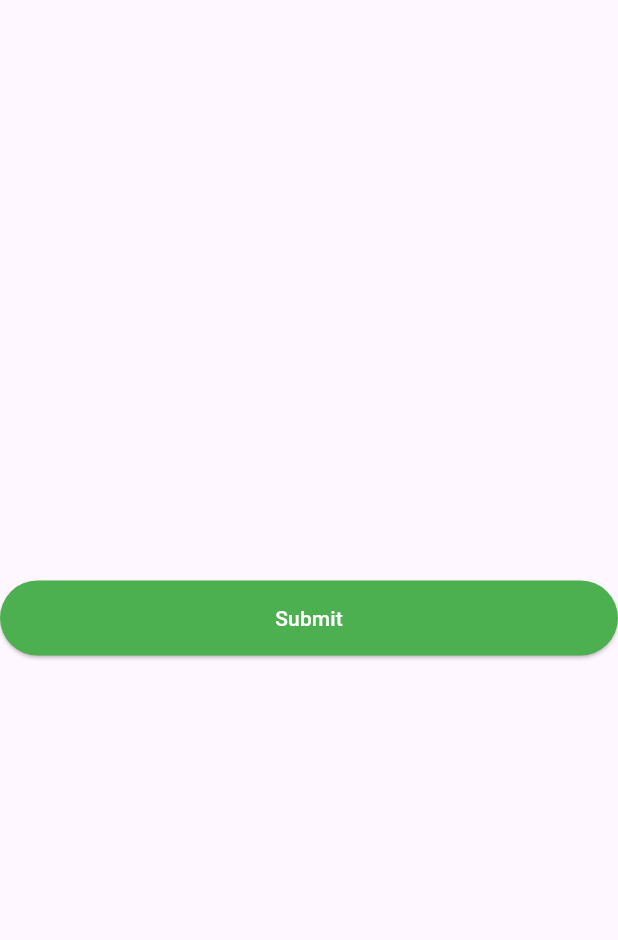
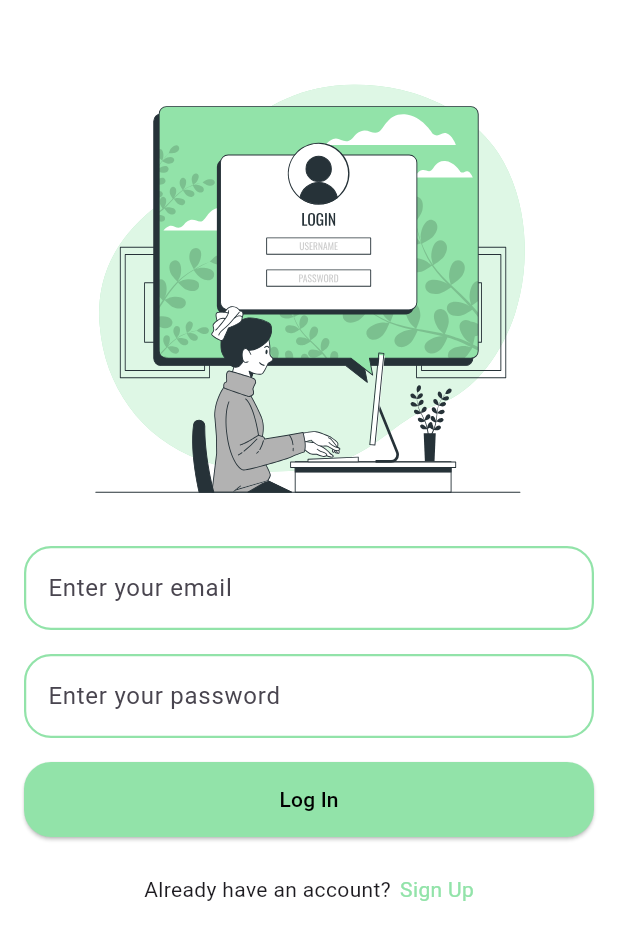
Before and after one commit to Ashrafulalkh/todo_app, a Flutter app: the screen it shows after launch, on a phone screen of 412 x 824 dp. Shown: the top 940 px of the screen. Run offline on Flutter 3.47's test engine with Material 3 defaults, Android fonts, the phone set to English and light mode, and no system bars; our stand-ins replace flutter_slidable, flutter_spinkit, flutter_svg, get, lottie, supabase_flutter; accounts and stored records are empty.

Commit message:
-Many changes has done -Sign in screen added -Sign up screen added

```diff
--- a/lib/app.dart
+++ b/lib/app.dart
@@ -1,6 +1,8 @@
 import 'package:flutter/material.dart';
 import 'package:get/get.dart';
+import 'package:todo_app/controller_binder.dart';
 import 'package:todo_app/ui/screens/splash_screen.dart';
+import 'package:todo_app/ui/utils/app_colors.dart';
 
 
 class TodoApp extends StatelessWidget {
@@ -10,6 +12,7 @@ class TodoApp extends StatelessWidget {
   Widget build(BuildContext context) {
     return GetMaterialApp(
       home: const SplashScreen(),
+      initialBinding: ControllerBinder(),
       theme: _buildLightTheme(),
     );
   }
@@ -18,31 +21,34 @@ class TodoApp extends StatelessWidget {
     return ThemeData(
       appBarTheme: const AppBarTheme(
         elevation: 5,
-        backgroundColor: Colors.green,
+        backgroundColor: AppColors.themeColor,
         foregroundColor: Colors.white,
       ),
       inputDecorationTheme: InputDecorationTheme(
         enabledBorder: OutlineInputBorder(
           borderRadius: BorderRadius.circular(18),
-          borderSide: const BorderSide(width: 1,color: Colors.green),
+          borderSide: const BorderSide(width: 1.5,color: AppColors.themeColor),
         ),
         focusedBorder: OutlineInputBorder(
           borderRadius: BorderRadius.circular(18),
-          borderSide: const BorderSide(width: 1,color: Colors.green),
+          borderSide: const BorderSide(width: 1.5,color: AppColors.themeColor),
         ),
         errorBorder: OutlineInputBorder(
           borderRadius: BorderRadius.circular(18),
-          borderSide: const BorderSide(width: 1,color: Colors.red),
+          borderSide: const BorderSide(width: 1.5,color: Colors.red),
         ),
         focusedErrorBorder: OutlineInputBorder(
             borderRadius: BorderRadius.circular(18),
-            borderSide: const BorderSide(width: 1,color: Colors.red),
+            borderSide: const BorderSide(width: 1.5,color: Colors.red),
         ),
       ),
       elevatedButtonTheme: ElevatedButtonThemeData(
         style: ElevatedButton.styleFrom(
-          backgroundColor: Colors.green,
-          foregroundColor: Colors.white,
+          backgroundColor: AppColors.themeColor,
+          foregroundColor: Colors.black,
+          shape: RoundedRectangleBorder(
+            borderRadius: BorderRadius.circular(18),
+          ),
           fixedSize: const Size.fromWidth(double.maxFinite),
           padding: const EdgeInsets.symmetric(vertical: 15),
         ),
--- /dev/null
+++ b/lib/controller_binder.dart
@@ -0,0 +1,9 @@
+import 'package:get/get.dart';
+import 'package:todo_app/ui/state_holders/auth/sign_up_controller.dart';
+
+class ControllerBinder extends Bindings {
+  @override
+  void dependencies() {
+    Get.put(SignUpController());
+  }
+}
--- a/lib/main.dart
+++ b/lib/main.dart
@@ -1,7 +1,7 @@
 import 'package:flutter/material.dart';
 import 'package:todo_app/app.dart';
-import 'package:todo_app/ui/utlis/const.dart';
 import 'package:supabase_flutter/supabase_flutter.dart';
+import 'package:todo_app/ui/utils/const.dart';
 
 Future<void> main() async{
   await Supabase.initialize(url: supabaseUrl, anonKey: supabaseKey);
--- a/lib/ui/screens/auth/sign_in_screen.dart
+++ b/lib/ui/screens/auth/sign_in_screen.dart
@@ -1,6 +1,10 @@
 import 'package:flutter/material.dart';
 import 'package:get/get.dart';
+import 'package:todo_app/ui/screens/auth/Sign_up_screen.dart';
 import 'package:todo_app/ui/screens/todo_list/todo_list_screen.dart';
+import 'package:todo_app/ui/utils/app_colors.dart';
+import 'package:todo_app/ui/utils/assets_path.dart';
+import 'package:todo_app/ui/widgets/package%20widget/svg%20package/svg_picture.dart';
 
 class SignInScreen extends StatelessWidget {
   const SignInScreen({super.key});
@@ -8,10 +12,65 @@ class SignInScreen extends StatelessWidget {
   @override
   Widget build(BuildContext context) {
     return Scaffold(
-      body: Center(
-        child: ElevatedButton(onPressed: () {
-          Get.offAll(() => const TodoListScreen());
-        }, child: const Text('Submit')),
+      backgroundColor: Colors.white,
+      body: Padding(
+        padding: const EdgeInsets.symmetric(horizontal: 16, vertical: 6),
+        child: Column(
+          children: [
+            const SizedBox(
+              height: 38,
+            ),
+            const SvgPictureWidget(
+              assetPath: AssetsPath.signInImage,
+              height: 300,
+            ),
+            const SizedBox(
+              height: 20,
+            ),
+            TextFormField(
+              decoration: const InputDecoration(
+                hintText: 'Enter your email',
+              ),
+            ),
+            const SizedBox(
+              height: 16,
+            ),
+            TextFormField(
+              decoration:
+                  const InputDecoration(hintText: 'Enter your password'),
+            ),
+            const SizedBox(
+              height: 16,
+            ),
+            ElevatedButton(
+              onPressed: () {
+                Get.offAll(() => const TodoListScreen());
+              },
+              child: const Text('Log In'),
+            ),
+            const SizedBox(
+              height: 25,
+            ),
+            Row(
+              mainAxisAlignment: MainAxisAlignment.center,
+              children: [
+                const Text('Already have an account?'),
+                const SizedBox(
+                  width: 6,
+                ),
+                GestureDetector(
+                  onTap: () {
+                    Get.to(() => const SignUpScreen());
+                  },
+                  child: const Text(
+                    'Sign Up',
+                    style: TextStyle(color: AppColors.themeColor),
+                  ),
+                ),
+              ],
+            ),
+          ],
+        ),
       ),
     );
   }
--- a/lib/ui/screens/splash_screen.dart
+++ b/lib/ui/screens/splash_screen.dart
@@ -12,6 +12,7 @@ class _SplashScreenState extends State<SplashScreen> {
   @override
   Widget build(BuildContext context) {
     return const Scaffold(
+      backgroundColor: Colors.white,
       body: SplashWidget(),
     );
   }
--- /dev/null
+++ b/lib/ui/state_holders/auth/sign_up_controller.dart
@@ -0,0 +1,44 @@
+import 'dart:developer';
+
+import 'package:get/get.dart';
+import 'package:todo_app/ui/utils/const.dart';
+
+class SignUpController extends GetxController {
+  bool _inProgress = false;
+
+  bool get inProgress => _inProgress;
+
+  Future<bool> signUp(
+      String firstName, String lastName, String email, String password) async {
+    bool isSuccess = false;
+
+    _inProgress = true;
+    update();
+
+    final response =
+        await supabase.auth.signUp(password: password, email: email);
+
+    final id = response.user?.id;
+
+    if (id != null) {
+      isSuccess = true;
+      await supabase.from('user_profiles').insert(
+        {
+          'id': id,
+          'first_name': firstName,
+          'last_name': lastName,
+          'email': email,
+          'password': password,
+          'created_at': DateTime.now().toIso8601String(),
+        },
+      );
+      log('Successful');
+    } else {
+      log('Insert data failed!!');
+    }
+
+    _inProgress = false;
+    update();
+    return isSuccess;
+  }
+}
--- /dev/null
+++ b/lib/ui/utils/app_colors.dart
@@ -0,0 +1,5 @@
+import 'dart:ui';
+
+class AppColors {
+  static const Color themeColor = Color(0xFF92E3A9);
+}
--- /dev/null
+++ b/lib/ui/utils/assets_path.dart
@@ -0,0 +1,10 @@
+class AssetsPath {
+  static const _basePath = 'assets';
+  static const _authImagePath = '$_basePath/auth';
+  static const _lottiePath = '$_basePath/lottie';
+
+
+  static const signInImage = '$_authImagePath/sign_in.svg';
+  static const signUpImage = '$_authImagePath/sign_up.svg';
+
+}
--- /dev/null
+++ b/lib/ui/utils/const.dart
@@ -0,0 +1,6 @@
+import 'package:supabase_flutter/supabase_flutter.dart';
+
+const supabaseUrl = 'https://fbocosfqgwkztbbdqrdu.supabase.co';
+const supabaseKey = 'eyJhbGciOiJIUzI1NiIsInR5cCI6IkpXVCJ9.eyJpc3MiOiJzdXBhYmFzZSIsInJlZiI6ImZib2Nvc2ZxZ3drenRiYmRxcmR1Iiwicm9sZSI6ImFub24iLCJpYXQiOjE3MzQ2MjUyOTcsImV4cCI6MjA1MDIwMTI5N30.-Kp61nNNlYANs3MmeggS0Kv9tM-xOrxfinDcy0J9Vxs';
+
+final supabase = Supabase.instance.client;
--- a/lib/ui/utlis/const.dart
+++ /dev/null
@@ -1,2 +0,0 @@
-const supabaseUrl = 'https://fbocosfqgwkztbbdqrdu.supabase.co';
-const supabaseKey = 'eyJhbGciOiJIUzI1NiIsInR5cCI6IkpXVCJ9.eyJpc3MiOiJzdXBhYmFzZSIsInJlZiI6ImZib2Nvc2ZxZ3drenRiYmRxcmR1Iiwicm9sZSI6ImFub24iLCJpYXQiOjE3MzQ2MjUyOTcsImV4cCI6MjA1MDIwMTI5N30.-Kp61nNNlYANs3MmeggS0Kv9tM-xOrxfinDcy0J9Vxs';
--- /dev/null
+++ b/lib/ui/widgets/package widget/svg package/svg_picture.dart
@@ -0,0 +1,27 @@
+import 'package:flutter/material.dart';
+import 'package:flutter_svg/flutter_svg.dart';
+
+class SvgPictureWidget extends StatelessWidget {
+  final String assetPath; // Path to the SVG asset
+  final double? width; // Width of the SVG image
+  final double? height; // Height of the SVG image
+
+  const SvgPictureWidget({
+    super.key,
+    required this.assetPath,
+    this.width,
+    this.height,
+  });
+
+  @override
+  Widget build(BuildContext context) {
+    return Center(
+      child: SvgPicture.asset(
+        assetPath,
+        width: width,
+        height: height,
+        semanticsLabel: 'SVG Image', // Optional description for accessibility
+      ),
+    );
+  }
+}
--- a/pubspec.yaml
+++ b/pubspec.yaml
@@ -40,6 +40,8 @@ dependencies:
   intl: ^0.19.0
   supabase_flutter: ^2.8.2
   get: ^4.6.6
+  flutter_spinkit: ^5.2.1
+  flutter_svg: ^2.0.16
 
 dev_dependencies:
   flutter_test:
@@ -67,6 +69,7 @@ flutter:
   # To add assets to your application, add an assets section, like this:
   assets:
   - assets/lotties/
+  - assets/auth/
 
   # An image asset can refer to one or more resolution-specific "variants", see
   # https://flutter.dev/assets-and-images/#resolution-aware
```
Also changed, not shown: lib/ui/screens/auth/sign_up_screen.dart (added, +179 -0 lines), lib/ui/widgets/package widget/spinkit package/spinkit_loader.dart (added, +23 -0 lines), lib/ui/widgets/snack bar/snack_bar.dart (added, +13 -0 lines), assets/auth/sign_in.svg (added), assets/auth/sign_up.svg (added), pubspec.lock, 1 other file.
